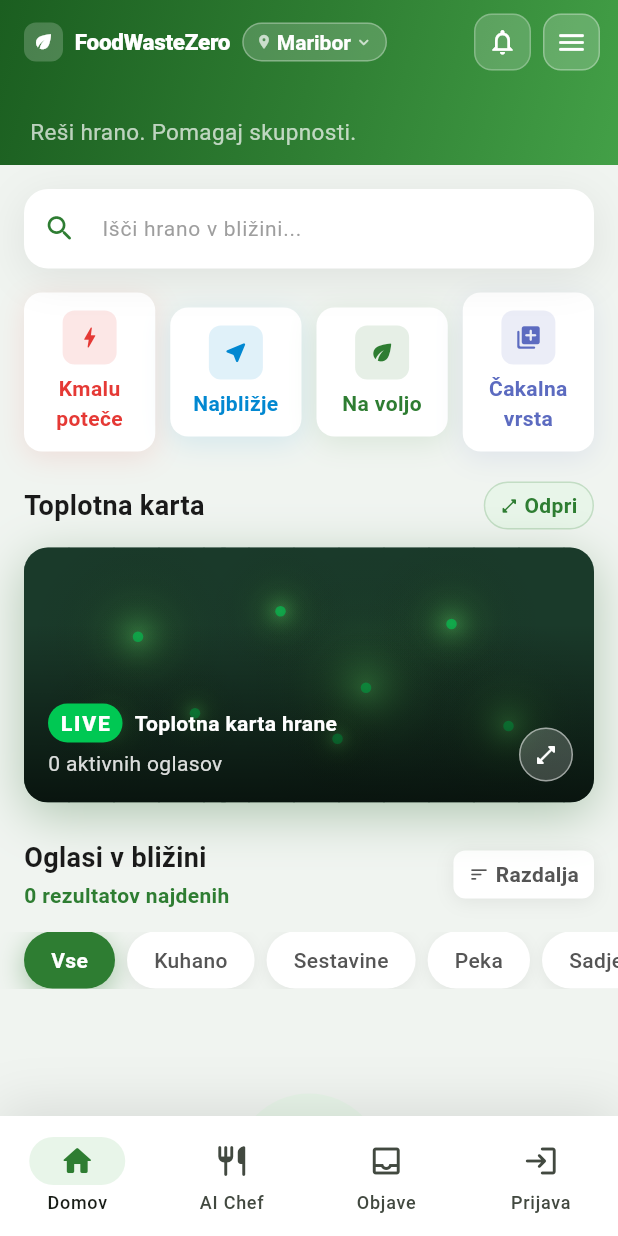
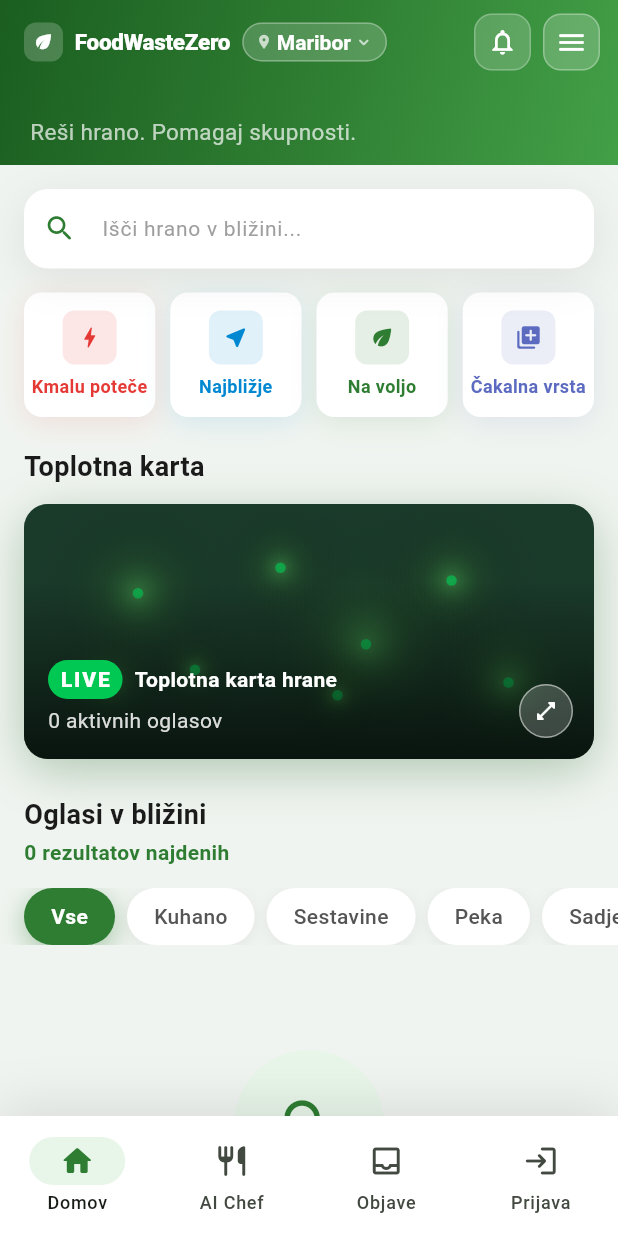
Before and after one commit to FoodWasteZero/FoodWasteZero, a Flutter app: the screen it shows after launch, on a phone screen of 412 x 824 dp. Run offline on Flutter 3.47's test engine with Material 3 defaults, Android fonts, the phone set to English and light mode, and no system bars; our stand-ins replace cloud_firestore, firebase_auth, firebase_core, image_picker; accounts and stored records are empty; generated files the repository leaves out were written again.

Commit message:
ui popravki

```diff
--- a/frontend/lib/screens/home_screen.dart
+++ b/frontend/lib/screens/home_screen.dart
@@ -532,7 +532,10 @@ class _HomeScreenState extends State<HomeScreen> {
   Widget _buildQuickActionsRow() {
     return Padding(
       padding: const EdgeInsets.fromLTRB(16, 16, 16, 0),
-      child: Row(children: [
+      child:IntrinsicHeight(
+       child: Row(
+        crossAxisAlignment: CrossAxisAlignment.stretch,
+           children: [
         Expanded(child: _QuickAction(
           icon: Icons.bolt_rounded, label: 'Kmalu poteče',
           color: const Color(0xFFE53935), active: _activeFilter == 'expiring',
@@ -553,6 +556,7 @@ class _HomeScreenState extends State<HomeScreen> {
           color: const Color(0xFF5C6BC0), active: _activeFilter == 'reserved',
           onTap: () => _setFilter('reserved'))),
       ]),
+      ),
     );
   }
 
@@ -564,22 +568,6 @@ class _HomeScreenState extends State<HomeScreen> {
           padding: const EdgeInsets.fromLTRB(16, 0, 16, 12),
           child: Row(children: [
             const Text('Toplotna karta', style: kHeading3),
-            const Spacer(),
-            GestureDetector(
-              onTap: () => Navigator.push(context,
-                  MaterialPageRoute(builder: (_) => const HeatmapFullPage())),
-              child: Container(
-                padding: const EdgeInsets.symmetric(horizontal: 10, vertical: 5),
-                decoration: BoxDecoration(color: kGreenPale, borderRadius: kRadiusFull,
-                  border: Border.all(color: kGreenMid.withOpacity(0.2))),
-                child: Row(children: [
-                  const Icon(Icons.open_in_full_rounded, size: 12, color: kGreenMid),
-                  const SizedBox(width: 4),
-                  Text('Odpri', style: kCaption.copyWith(
-                      color: kGreenMid, fontWeight: FontWeight.w700)),
-                ]),
-              ),
-            ),
           ]),
         ),
         HeatmapPreviewCard(onTap: () => Navigator.push(context,
@@ -618,27 +606,8 @@ class _HomeScreenState extends State<HomeScreen> {
             style: kCaption.copyWith(
                 color: kGreenMid, fontWeight: FontWeight.w600, fontSize: 14)),
         ]),
-        const Spacer(),
-        GestureDetector(
-          onTap: () => _setFilter('nearest'),
-          child: Container(
-            padding: const EdgeInsets.symmetric(horizontal: 10, vertical: 6),
-            decoration: BoxDecoration(
-              color: _activeFilter == 'nearest' ? kGreenMid : Colors.white,
-              borderRadius: kRadius8,
-              boxShadow: [BoxShadow(color: Colors.black.withOpacity(0.07),
-                  blurRadius: 10, offset: const Offset(0, 2))],
-            ),
-            child: Row(children: [
-              Icon(Icons.sort_rounded, size: 14,
-                  color: _activeFilter == 'nearest' ? Colors.white : kTextMid),
-              const SizedBox(width: 4),
-              Text('Razdalja', style: kCaption.copyWith(
-                fontWeight: FontWeight.w600,
-                color: _activeFilter == 'nearest' ? Colors.white : kTextMid)),
-            ]),
-          ),
-        ),
+
+
       ]),
     );
   }
@@ -786,29 +755,33 @@ class _HomeScreenState extends State<HomeScreen> {
   }
 
   Widget _buildOrgQuickActions() {
-    return Padding(
+     return Padding(
       padding: const EdgeInsets.fromLTRB(16, 16, 16, 0),
-      child: Row(children: [
-        Expanded(child: _OrgQuickAction(
-          icon: Icons.bolt_rounded, label: 'Poteče kmalu',
-          color: kOrange, active: _activeFilter == 'expiring',
+      child:IntrinsicHeight(
+       child: Row(
+        crossAxisAlignment: CrossAxisAlignment.stretch,
+           children: [
+        Expanded(child: _QuickAction(
+          icon: Icons.bolt_rounded, label: 'Kmalu poteče',
+          color: const Color(0xFFE53935), active: _activeFilter == 'expiring',
           onTap: () => _setFilter('expiring'))),
         const SizedBox(width: 10),
-        Expanded(child: _OrgQuickAction(
+        Expanded(child: _QuickAction(
           icon: Icons.near_me_rounded, label: 'Najbližje',
           color: const Color(0xFF0288D1), active: _activeFilter == 'nearest',
           onTap: () => _setFilter('nearest'))),
         const SizedBox(width: 10),
-        Expanded(child: _OrgQuickAction(
+        Expanded(child: _QuickAction(
           icon: Icons.eco_rounded, label: 'Na voljo',
           color: kGreenMid, active: _activeFilter == 'available',
           onTap: () => _setFilter('available'))),
         const SizedBox(width: 10),
-        Expanded(child: _OrgQuickAction(
+        Expanded(child: _QuickAction(
           icon: Icons.queue_rounded, label: 'Čakalna vrsta',
           color: const Color(0xFF5C6BC0), active: _activeFilter == 'reserved',
           onTap: () => _setFilter('reserved'))),
       ]),
+      ),
     );
   }
 }
@@ -836,14 +809,14 @@ class _QuickAction extends StatelessWidget {
               blurRadius: 16, offset: const Offset(0, 4)),
           ],
         ),
-        child: Column(children: [
+        child: Column(mainAxisAlignment: MainAxisAlignment.center, mainAxisSize: MainAxisSize.max, children: [
           Container(width: 36, height: 36,
             decoration: BoxDecoration(
               color: active ? Colors.white.withOpacity(0.25) : color.withOpacity(0.12),
               borderRadius: kRadius8),
             child: Icon(icon, color: active ? Colors.white : color, size: 18)),
           const SizedBox(height: 6),
-          Text(label, style: TextStyle(fontSize: 14, fontWeight: FontWeight.w600,
+          Text(label, style: TextStyle(fontSize: 12, fontWeight: FontWeight.w600,
             color: active ? Colors.white : color),
             textAlign: TextAlign.center, maxLines: 2, overflow: TextOverflow.ellipsis),
         ]),
```
Also changed, not shown: frontend/lib/screens/profile_page.dart (+6 -1 lines).
